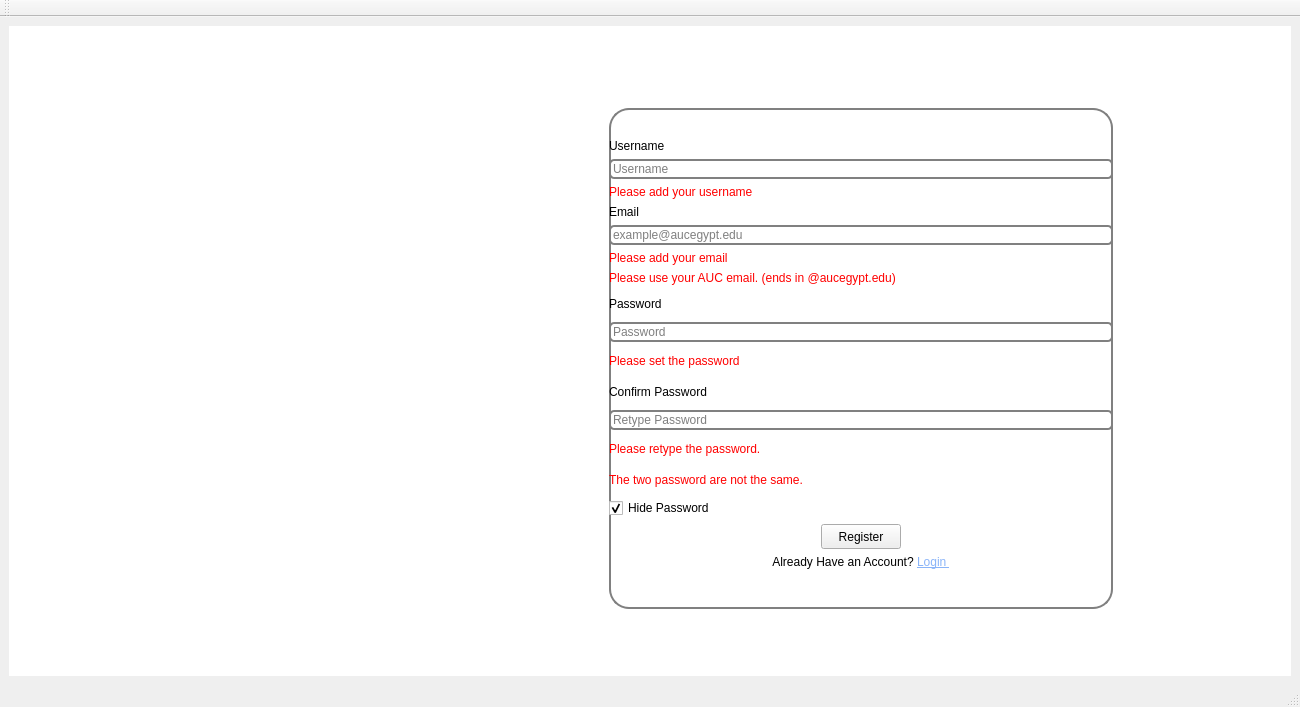
Qt form mainwindow.ui (Youssef2778/Rate-AUC-Professors-2.0) before a commit.
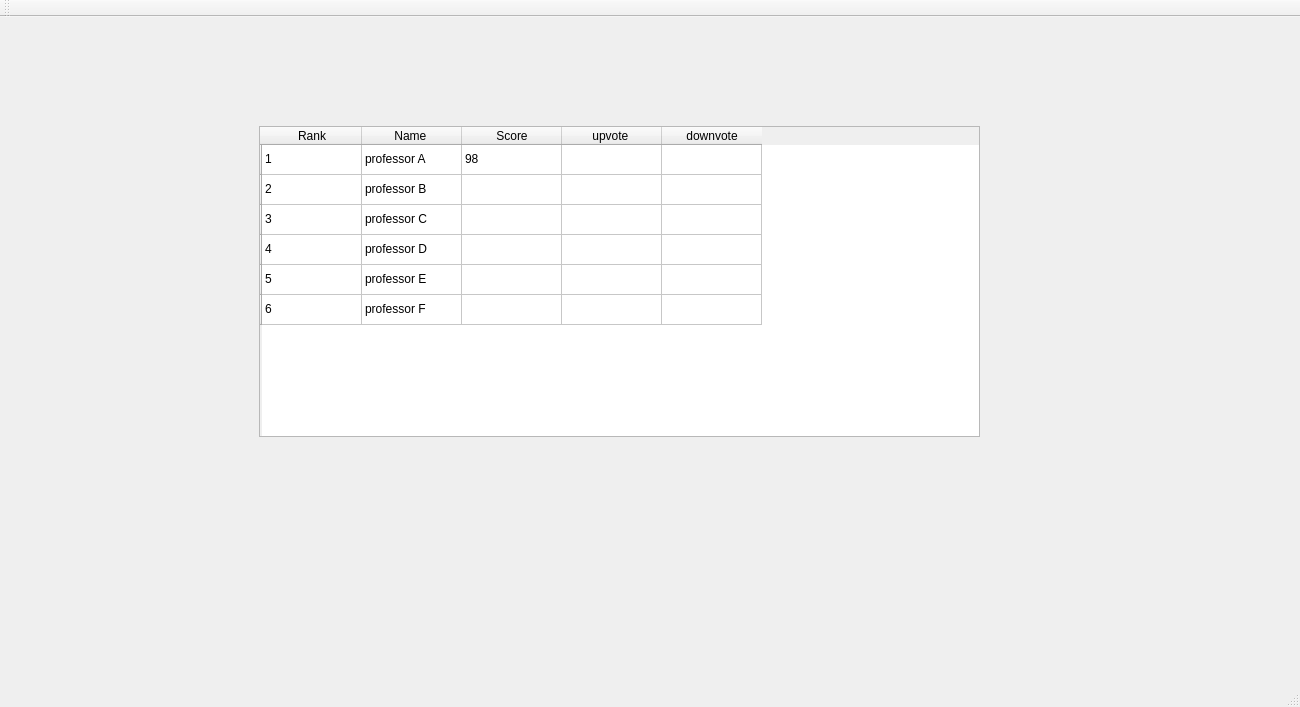
The same form after that commit. Icons and pictures are not drawn.

Commit message: intial design added

```diff
--- a/mainwindow.ui
+++ b/mainwindow.ui
@@ -24,7 +24,7 @@
     <item>
      <widget class="QStackedWidget" name="stackedWidget">
       <property name="currentIndex">
-       <number>1</number>
+       <number>2</number>
       </property>
       <widget class="QWidget" name="page_3">
        <property name="styleSheet">
@@ -442,6 +442,148 @@
         </layout>
        </widget>
       </widget>
+      <widget class="QWidget" name="page">
+       <widget class="QTableWidget" name="tableWidget">
+        <property name="geometry">
+         <rect>
+          <x>250</x>
+          <y>100</y>
+          <width>721</width>
+          <height>311</height>
+         </rect>
+        </property>
+        <row>
+         <property name="text">
+          <string/>
+         </property>
+        </row>
+        <row>
+         <property name="text">
+          <string/>
+         </property>
+        </row>
+        <row>
+         <property name="text">
+          <string/>
+         </property>
+        </row>
+        <row>
+         <property name="text">
+          <string/>
+         </property>
+        </row>
+        <row>
+         <property name="text">
+          <string/>
+         </property>
+        </row>
+        <row>
+         <property name="text">
+          <string/>
+         </property>
+        </row>
+        <column>
+         <property name="text">
+          <string>Rank</string>
+         </property>
+        </column>
+        <column>
+         <property name="text">
+          <string>Name </string>
+         </property>
+        </column>
+        <column>
+         <property name="text">
+          <string>Score</string>
+         </property>
+        </column>
+        <column>
+         <property name="text">
+          <string>upvote </string>
+         </property>
+        </column>
+        <column>
+         <property name="text">
+          <string>downvote</string>
+         </property>
+        </column>
+        <item row="0" column="0">
+         <property name="text">
+          <string>1</string>
+         </property>
+        </item>
+        <item row="0" column="1">
+         <property name="text">
+          <string>professor A</string>
+         </property>
+        </item>
+        <item row="0" column="2">
+         <property name="text">
+          <string>98</string>
+         </property>
+        </item>
+        <item row="1" column="0">
+         <property name="text">
+          <string>2</string>
+         </property>
+        </item>
+        <item row="1" column="1">
+         <property name="text">
+          <string>professor B</string>
+         </property>
+        </item>
+        <item row="1" column="2">
+         <property name="text">
+          <string/>
+         </property>
+        </item>
+        <item row="2" column="0">
+         <property name="text">
+          <string>3</string>
+         </property>
+        </item>
+        <item row="2" column="1">
+         <property name="text">
+          <string>professor C</string>
+         </property>
+        </item>
+        <item row="2" column="2">
+         <property name="text">
+          <string/>
+         </property>
+        </item>
+        <item row="3" column="0">
+         <property name="text">
+          <string>4</string>
+         </property>
+        </item>
+        <item row="3" column="1">
+         <property name="text">
+          <string>professor D</string>
+         </property>
+        </item>
+        <item row="4" column="0">
+         <property name="text">
+          <string>5</string>
+         </property>
+        </item>
+        <item row="4" column="1">
+         <property name="text">
+          <string>professor E</string>
+         </property>
+        </item>
+        <item row="5" column="0">
+         <property name="text">
+          <string>6</string>
+         </property>
+        </item>
+        <item row="5" column="1">
+         <property name="text">
+          <string>professor F</string>
+         </property>
+        </item>
+       </widget>
+      </widget>
      </widget>
     </item>
    </layout>
```
The commit also changes 1 other file.
